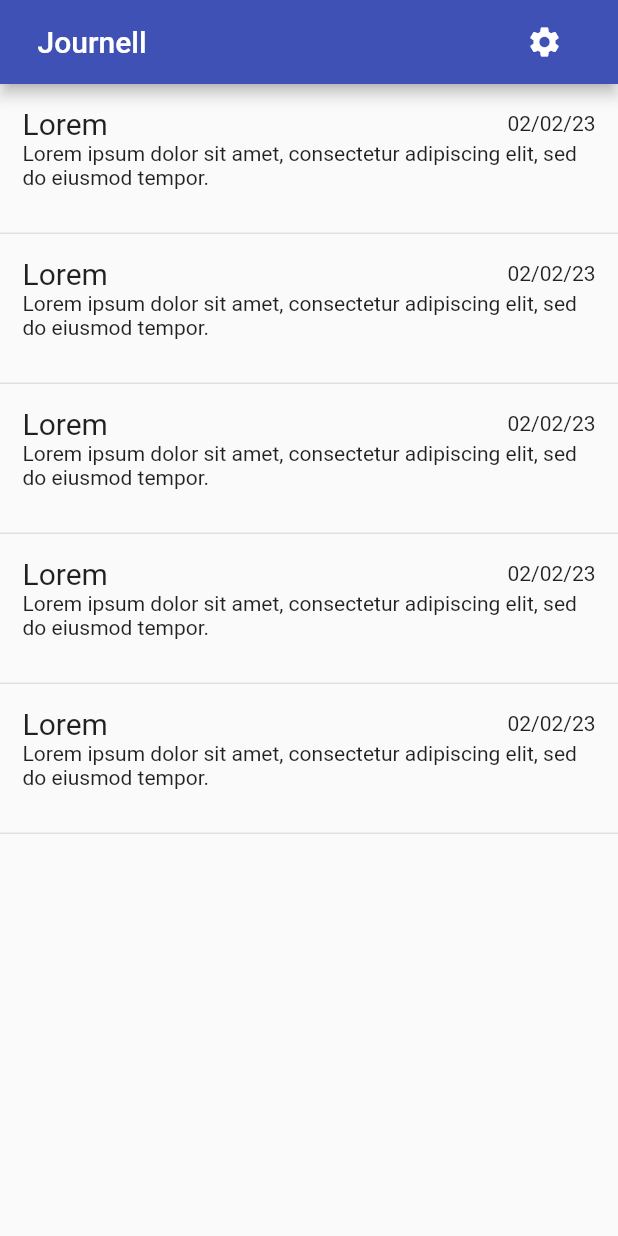
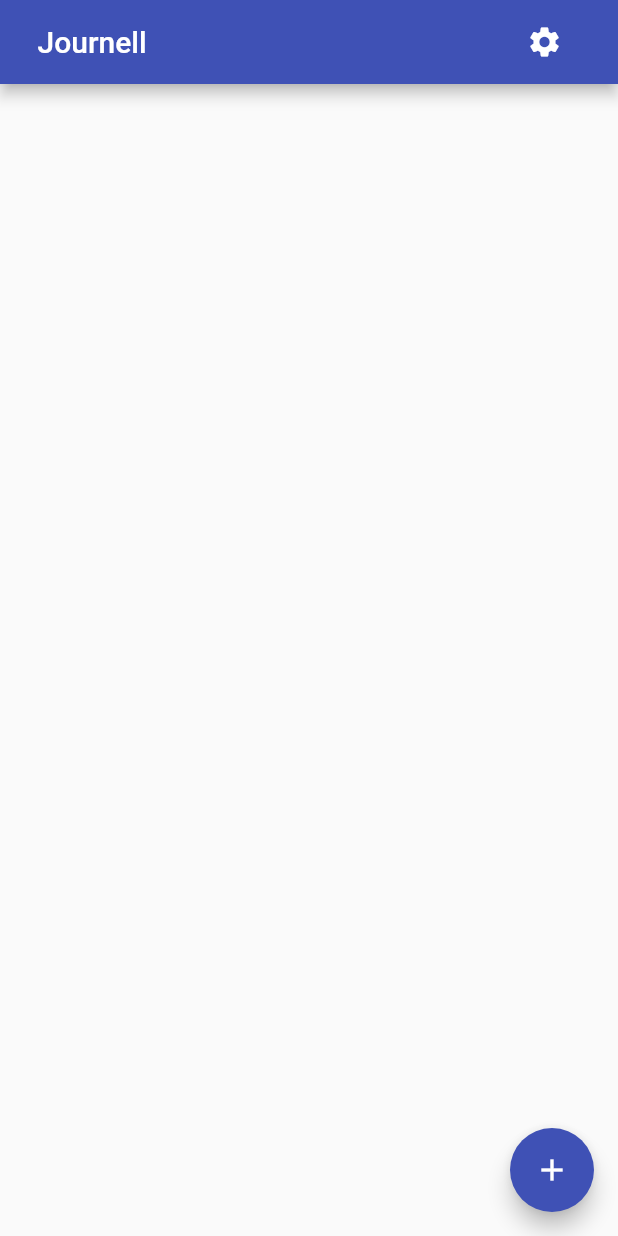
Before and after one commit to BHASVIC-joshuamohamed21/journell, a Flutter app: the screen it shows after launch, on a phone screen of 412 x 824 dp. Run offline on Flutter 3.47's test engine with Material 2 defaults, Android fonts, the light colour scheme and no system bars.

Commit message:
New note feature

```diff
--- /dev/null
+++ b/lib/animations/slide_right_route.dart
@@ -0,0 +1,26 @@
+import 'package:flutter/material.dart';
+class SlideRightRoute extends PageRouteBuilder {
+  final Widget page;
+  SlideRightRoute({required this.page})
+      : super(
+          pageBuilder: (
+            BuildContext context,
+            Animation<double> animation,
+            Animation<double> secondaryAnimation,
+          ) =>
+              page,
+          transitionsBuilder: (
+            BuildContext context,
+            Animation<double> animation,
+            Animation<double> secondaryAnimation,
+            Widget child,
+          ) =>
+              SlideTransition(
+                position: Tween<Offset>(
+                  begin: const Offset(-1, 0),
+                  end: Offset.zero,
+                ).animate(animation),
+                child: child,
+              ),
+        );
+}
--- /dev/null
+++ b/lib/models/note.dart
@@ -0,0 +1,7 @@
+class Note {
+  String title;
+  String? content;
+  DateTime date = DateTime.now();
+
+  Note(this.title);
+}
--- /dev/null
+++ b/lib/widgets/new_note_button.dart
@@ -0,0 +1,59 @@
+import 'package:flutter/material.dart';
+
+class NewNoteButton extends StatefulWidget {
+  const NewNoteButton({super.key});
+
+  @override
+  State<NewNoteButton> createState() => _NewNoteButtonState();
+}
+
+class _NewNoteButtonState extends State<NewNoteButton> {
+  TextEditingController _newNoteDialogController = TextEditingController();
+  String _noteName;
+
+  Future<void> _newNoteDialog(BuildContext context) async {
+    return showDialog(
+        context: context,
+        builder: (context) {
+          return AlertDialog(
+            title: Text('New Note'),
+            content: TextField(
+              onChanged: (value) {
+                setState(() {
+                  _noteName = value;
+                });
+              },
+              controller: _newNoteDialogController,
+              decoration: InputDecoration(hintText: "Enter note name"),
+            ),
+            actions: <Widget>[
+              ElevatedButton(
+                child: Text('CANCEL'),
+                onPressed: () {
+                  setState(() {
+                    Navigator.pop(context);
+                  });
+                },
+              ),
+              ElevatedButton(
+                child: Text('OK'),
+                onPressed: () {
+                  setState(() {
+                     = _noteName;
+                    Navigator.pop(context);
+                  });
+                },
+              ),
+            ],
+          );
+        });
+  }
+
+  @override
+  Widget build(BuildContext context) {
+    return FloatingActionButton(
+      onPressed: () => _newNoteDialog(context),
+      child: Icon(Icons.add),
+    );
+  }
+}
--- a/lib/widgets/notes_list.dart
+++ b/lib/widgets/notes_list.dart
@@ -1,15 +1,18 @@
 import 'package:flutter/material.dart';
 
+import '../models/note.dart';
 import 'notes_list_item.dart';
 
 class NotesList extends StatelessWidget {
-  const NotesList({super.key});
+  NotesList({super.key});
+
+  var notes = <Note>[];
 
   @override
   Widget build(BuildContext context) {
     return ListView.builder(
-      itemCount: 5,
-      itemBuilder: (context, index) => NotesListItem(),
+      itemCount: notes.length,
+      itemBuilder: (context, index) => NotesListItem(title: notes[index].title),
     );
   }
 }
--- a/lib/widgets/notes_list_item.dart
+++ b/lib/widgets/notes_list_item.dart
@@ -1,11 +1,20 @@
 import 'package:flutter/material.dart';
 
+import '../screens/note_screen.dart';
+
 class NotesListItem extends StatelessWidget {
-  const NotesListItem({Key? key}) : super(key: key);
+  final String title;
+  const NotesListItem({Key? key, required this.title}) : super(key: key);
 
   @override
   Widget build(BuildContext context) {
-    return Container(
+    return InkWell(
+      onTap: () => Navigator.push(
+          context,
+          MaterialPageRoute(
+            builder: (context) => NoteScreen(title: title,),
+          )),
+      child: Container(
         padding: EdgeInsets.all(15),
         height: 100,
         decoration: BoxDecoration(
@@ -18,7 +27,7 @@ class NotesListItem extends StatelessWidget {
               mainAxisAlignment: MainAxisAlignment.spaceBetween,
               children: [
                 Text(
-                'Lorem',
+                  title,
                   style: TextStyle(fontSize: 20),
                 ),
                 Text('02/02/23'),
@@ -28,6 +37,7 @@ class NotesListItem extends StatelessWidget {
                 'Lorem ipsum dolor sit amet, consectetur adipiscing elit, sed do eiusmod tempor.')
           ],
         ),
+      ),
     );
   }
 }
```
Also changed, not shown: lib/screens/home_screen.dart (+5 -2 lines), lib/screens/note_screen.dart (+18 -0 lines). Lines whose indentation alone changed are shown as unchanged.
